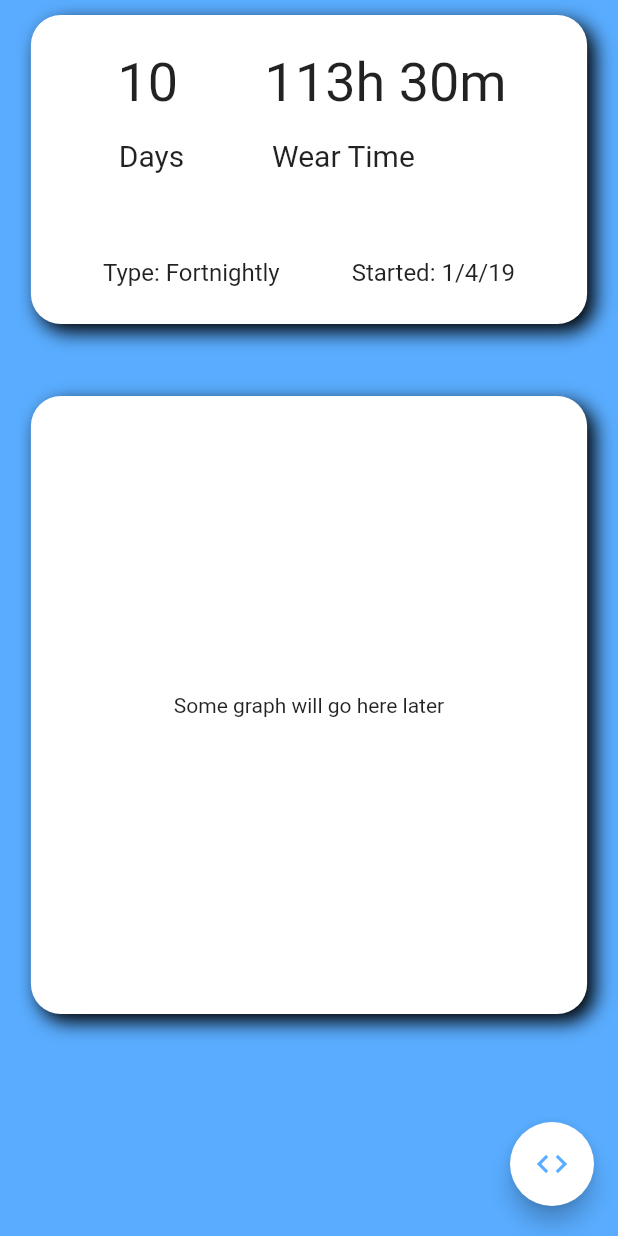
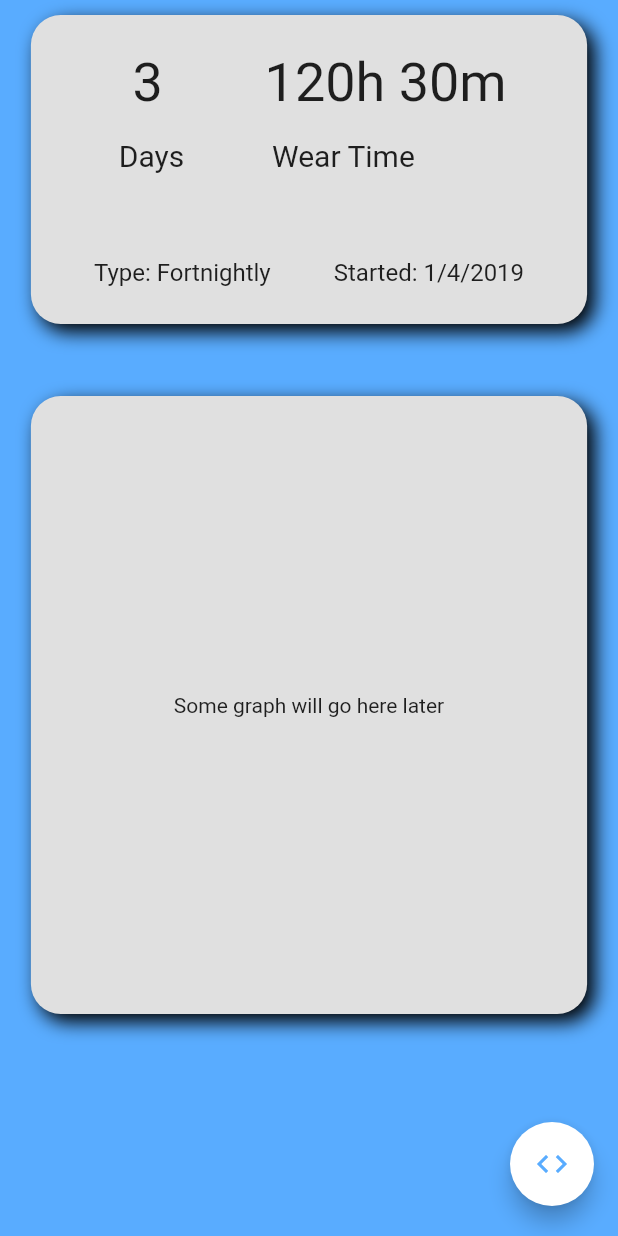
Before and after one commit to shaunsewell/lens-tracker, a Flutter app: the screen it shows after launch, on a phone screen of 412 x 824 dp. Run offline on Flutter 3.47's test engine with Material 2 defaults, Android fonts, the phone set to English and light mode, and no system bars; Roboto replaces fonts that are missing (Hind).

Commit message:
Added a basic lense class

```diff
--- a/lib/models/lense.dart
+++ b/lib/models/lense.dart
@@ -1,8 +1,11 @@
 class Lense {
-  var daysRemaining;
-  var totalWearTime;
+  int days;
+  Duration totalWearTime;
+  final DateTime dateStarted;
+  final String type;
 
-  Lense(this.daysRemaining, this.totalWearTime);
+  Lense(this.days, this.totalWearTime, this.dateStarted, this.type);
 
   // Methods
+
 }
--- a/lib/screens/home.dart
+++ b/lib/screens/home.dart
@@ -1,6 +1,8 @@
 import 'package:flutter/material.dart';
 import 'package:lens_tracker/widgets/fab_menu.dart';
 import 'package:lens_tracker/widgets/lense_data.dart';
+//import 'package:lens_tracker/models/lense.dart';
+
 
 class HomePage extends StatelessWidget {
   @override
@@ -9,7 +11,7 @@ class HomePage extends StatelessWidget {
       //backgroundColor: Color.fromRGBO(89, 172, 255, 1),
       body: SafeArea(
         child: Padding(
-          padding: const EdgeInsets.only(top: 10,bottom: 1),
+          padding: const EdgeInsets.only(top: 10, bottom: 1),
           child: Center(
             child: Column(
               mainAxisAlignment: MainAxisAlignment.start,
@@ -19,7 +21,7 @@ class HomePage extends StatelessWidget {
                     width: MediaQuery.of(context).size.width * 0.90,
                     height: MediaQuery.of(context).size.height * 0.25,
                     decoration: BoxDecoration(
-                      color: Colors.white,
+                      color: Colors.grey[300],
                       borderRadius: BorderRadius.all(Radius.circular(20)),
                       boxShadow: <BoxShadow>[
                         BoxShadow(
@@ -32,7 +34,9 @@ class HomePage extends StatelessWidget {
                     child: Center(child: LenseData()),
                   ),
                 ),
-                SizedBox(height: 32,),
+                SizedBox(
+                  height: 32,
+                ),
                 Padding(
                   padding: const EdgeInsets.only(top: 16.0),
                   child: Center(
@@ -40,7 +44,7 @@ class HomePage extends StatelessWidget {
                       width: MediaQuery.of(context).size.width * 0.90,
                       height: MediaQuery.of(context).size.height * 0.50,
                       decoration: BoxDecoration(
-                        color: Colors.white,
+                        color: Colors.grey[300],
                         borderRadius: BorderRadius.all(Radius.circular(20)),
                         boxShadow: <BoxShadow>[
                           BoxShadow(
--- a/lib/widgets/lense_data.dart
+++ b/lib/widgets/lense_data.dart
@@ -1,33 +1,34 @@
 import 'package:flutter/material.dart';
+import 'package:lens_tracker/models/lense.dart';
 
 class LenseData extends StatelessWidget {
+  Lense myLense =
+    Lense(3, new Duration(hours: 120, minutes: 30), DateTime.now(), "Fortnightly");
+
+
   @override
   Widget build(BuildContext context) {
     return Container(
-      child: Column(
-        mainAxisAlignment: MainAxisAlignment.spaceEvenly,
-        children: <Widget>[
+        child: Column(
+            mainAxisAlignment: MainAxisAlignment.spaceEvenly,
+            children: <Widget>[
           buildTimeRow(),
           SizedBox(height: 8),
           buildInfoRow()
-        ]
-      )
-    );
+        ]));
   }
 
   Row buildInfoRow() {
     return Row(
       mainAxisAlignment: MainAxisAlignment.spaceEvenly,
       children: <Widget>[
-        Text("Type: Fortnightly",
-          style: TextStyle(
-            fontSize: 16
-          ),
+        Text(
+          'Type: ${myLense.type}',
+          style: TextStyle(fontSize: 16),
         ),
-        Text("Started: 1/4/19",
-          style: TextStyle(
-            fontSize: 16
-          ),
+        Text(
+          "Started: ${myLense.dateStarted.day}/${myLense.dateStarted.month}/${myLense.dateStarted.year}",
+          style: TextStyle(fontSize: 16),
         )
       ],
     );
@@ -40,7 +41,7 @@ class LenseData extends StatelessWidget {
         Column(
           children: <Widget>[
             Text(
-              "10",
+              "${myLense.days}",
               style: TextStyle(
                 fontSize: 36,
               ),
@@ -60,7 +61,7 @@ class LenseData extends StatelessWidget {
           crossAxisAlignment: CrossAxisAlignment.start,
           children: <Widget>[
             Text(
-              "113h 30m",
+              "${myLense.totalWearTime.inHours}h ${myLense.totalWearTime.inMinutes % 60}m",
               style: TextStyle(
                 fontSize: 36,
               ),
```
